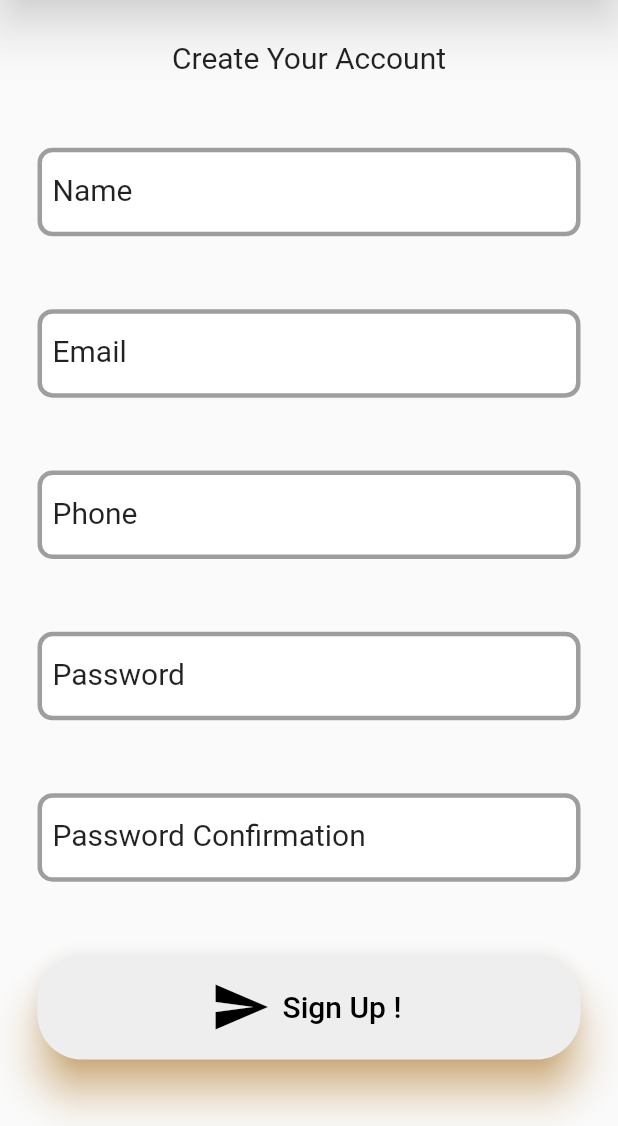
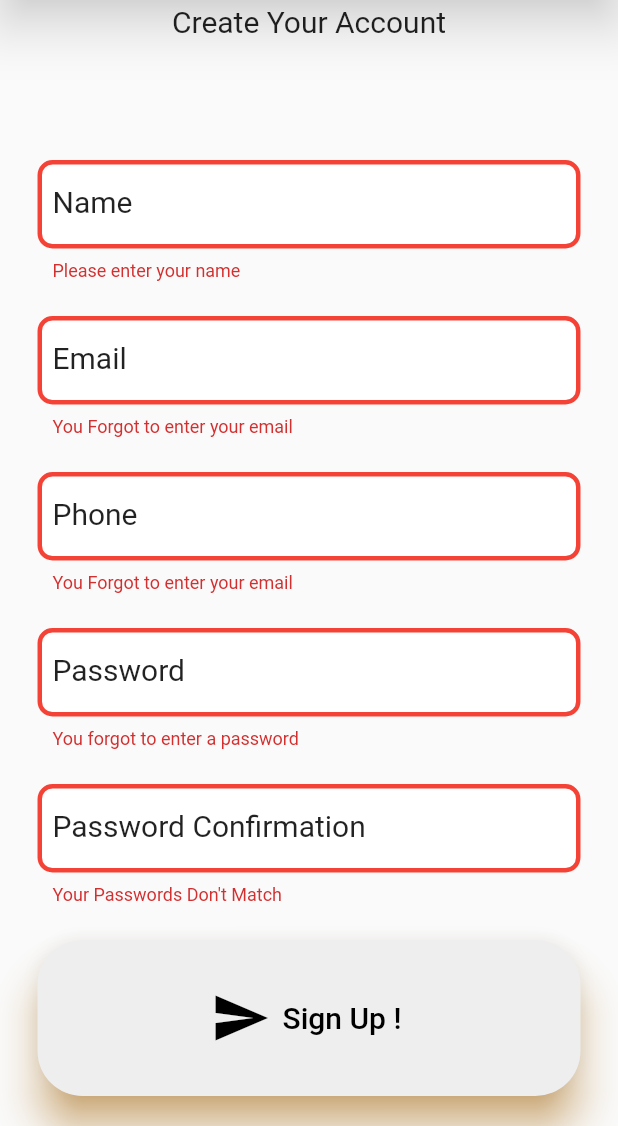
Before and after one commit to gardnerapp/resteraunt_ios_template, a Flutter app: the screen it shows after launch, after a tap on "Sign Up !", on a phone screen of 412 x 824 dp, the part 110-1236 px from its top. Run offline on Flutter 3.47's test engine with Material 2 defaults, Android fonts, the phone set to English and light mode, and no system bars; our stand-ins replace carousel_pro, flutter_bloc; network calls fail.

Commit message:
Sign up req

```diff
--- /dev/null
+++ b/lib/api/AuthAPI.dart
@@ -0,0 +1,53 @@
+import 'dart:convert';
+
+import 'package:resteraunt_starter/api/BaseAPI.dart';
+import 'package:http/http.dart' as http;
+
+class AuthAPI extends BaseAPI{
+
+  Future<http.Response> signUpUser(String name, String email, String phone,
+      String password, String passwordConfirmation) async {
+    var body = jsonEncode({
+      'user': {
+        'name': name,
+        'email': email,
+        'phone': phone,
+        'password': password,
+        'password_confirmation': passwordConfirmation
+      }
+    });
+
+    http.Response response =
+        await http.post(super.usersPath, headers: headers, body: body);
+
+    print(jsonDecode(response.body));
+    print("\n STATUS CODE: ${response.statusCode}");
+    return response;
+  }
+
+  Future<http.Response> createSession(String email, String password) async {
+    var body = jsonEncode({
+      'user': {'email': email, 'password': password
+      }
+    });
+
+    http.Response response =
+        await http.post(super.sessionsPath, headers: headers, body: body);
+
+    print(jsonDecode(response.body));
+    print("\n STATUS CODE: ${response.statusCode}");
+    return response;
+  }
+
+//TODO Reset Password, LOGOT
+
+  Future<http.Response> destroySession(int id, String token) async {
+    var body = jsonEncode({
+      'id': id, 'token': token
+    });
+    //HOW TOD SEND DATA WITH DELETE
+   // http.Response response = await http.
+
+  }
+
+}
--- a/lib/api/BaseAPI.dart
+++ b/lib/api/BaseAPI.dart
@@ -1,11 +1,9 @@
 class BaseAPI{
   static String base = "http://localhost:3000";
   static var api = base + "/api/v1";
-  var loginPath = api + "/login";
-  var userPath = api + "/user";
   var sectionsPath = api + "/sections";
-  int accepted = 202;
-  int unprocessed = 422;
+  var usersPath = api + "/users";
+  var sessionsPath = api + "/sessions";
 
   Map<String,String> headers = {
     "Content-Type": "application/json; charset=UTF-8"
--- a/lib/layouts/authentication/SignUp.dart
+++ b/lib/layouts/authentication/SignUp.dart
@@ -1,6 +1,10 @@
+import 'dart:convert';
+
 import 'package:flutter/material.dart';
+import 'package:resteraunt_starter/api/AuthAPI.dart';
 import 'package:resteraunt_starter/components/RaisedIconButton.dart';
 import 'package:resteraunt_starter/components/text_form_styles.dart';
+import 'package:resteraunt_starter/layouts/authentication/AuthError.dart';
 
 class SignUp extends StatefulWidget {
   @override
@@ -9,6 +13,7 @@ class SignUp extends StatefulWidget {
 
 
 class _SignUpState extends State<SignUp> {
+  AuthAPI _authAPI = AuthAPI();
   final _key = GlobalKey<FormState>();
   String name;
   String email;
@@ -31,111 +36,127 @@ class _SignUpState extends State<SignUp> {
             mainAxisAlignment: MainAxisAlignment.spaceAround,
             crossAxisAlignment: CrossAxisAlignment.center,
             children: <Widget>[
-              Text("Create Your Account", style: formTitleStyle(),),
-              Container(
+              Expanded(
+                  child: Text(
+                "Create Your Account",
+                style: formTitleStyle(),
+              )),
+              Expanded(
+                  child: Container(
                       width: 400,
                       child: TextFormField(
                         decoration: textInputDecoration("Name", context),
-                    onChanged: (val){
+                        onChanged: (val) {
                           setState(() {
                             name = val;
                           });
                         },
-                    validator: (val) => val.isEmpty ? "Please enter your name" : null,
-                  )
-              ),
-              Container(
+                        validator: (val) =>
+                            val.isEmpty ? "Please enter your name" : null,
+                      ))),
+              Expanded(
+                  child: Container(
                       width: 400,
                       child: TextFormField(
                           decoration: textInputDecoration("Email", context),
-                      onChanged: (val){
+                          onChanged: (val) {
                             setState(() {
                               email = val;
                             });
                           },
-                      validator: (val){
-                        if(val.isEmpty){
+                          validator: (val) {
+                            if (val.isEmpty) {
                               return "You Forgot to enter your email";
-                        }
-                        else if(!emailRegex.hasMatch(val)){
+                            } else if (!emailRegex.hasMatch(val)) {
                               return "Your did not enter a valid email address";
                             }
                             return null;
-                      }
-                  )
-              ),
-              Container(
+                          }))),
+              Expanded(
+                  child: Container(
                       width: 400,
                       child: TextFormField(
                           decoration: textInputDecoration("Phone", context),
-                      onChanged: (val){
+                          onChanged: (val) {
                             setState(() {
                               phone = val;
                             });
                           },
-                      validator: (val){
-                        if(val.isEmpty){
+                          validator: (val) {
+                            if (val.isEmpty) {
                               return "You Forgot to enter your email";
-                        }
-                        else if(!phoneRegex.hasMatch(val)){
+                            } else if (!phoneRegex.hasMatch(val)) {
                               return "Your did not enter a valid phone number, ommit - & ()";
                             }
                             return null;
-                      }
-                  )
-              ),
-              Container(
+                          }))),
+              Expanded(
+                  child: Container(
                       width: 400,
                       child: TextFormField(
                           obscureText: true,
                           decoration: textInputDecoration("Password", context),
-                      onChanged: (val){
+                          onChanged: (val) {
                             setState(() {
                               password = val;
                             });
                           },
-                      validator: (val){
-                        if(val.isEmpty){
+                          validator: (val) {
+                            if (val.isEmpty) {
                               return "You forgot to enter a password";
-                        }
-                        else if (val.length < 6){
+                            } else if (val.length < 6) {
                               return "Password must be 6 characters long";
-                        }
-                        else if (val == "password"){
+                            } else if (val == "password") {
                               return "That's definitely not a good password choice";
                             }
                             return null;
-                      }
-                  )
-              ),
-              Container(
+                          }))),
+              Expanded(
+                  child: Container(
                       width: 400,
                       child: TextFormField(
                         obscureText: true,
-                    decoration: textInputDecoration("Password Confirmation", context),
-                    onChanged: (val){
+                        decoration: textInputDecoration(
+                            "Password Confirmation", context),
+                        onChanged: (val) {
                           setState(() {
                             passwordConfirmation = val;
                           });
                         },
-                    validator: (val) => val != password ? "Your Passwords Don't Match" : null,
-                  )
-              ),
-              Container(
+                        validator: (val) => val != password
+                            ? "Your Passwords Don't Match"
+                            : null,
+                      ))),
+              Expanded(
+                  child: Container(
                       width: 400,
-                  child:  customRaisedIconButton("Sign Up !", Icons.send, context, (){})
-              )
-
+                      child: customRaisedIconButton(
+                          "Sign Up !", Icons.send, context, () async {
+                        if (_key.currentState.validate()) {
+                          try {
+                            var req = await _authAPI.signUpUser(name, email,
+                                phone, password, passwordConfirmation);
+                            if (req.statusCode == 202) {
+                              print("USer Successfully created");
+                              // Push to Main Menu, store user long term and short
+                            } else {
+                              pushError(context);
+                            }
+                          } on Exception catch (e) {
+                            print(e);
+                            pushError(context);
+                          }
+                        }
+                      })))
             ],
           ),
         ));
   }
 
-/* todo same e as sgn in take hson
- void PushError(){
-    Navigator.push(context, MaterialPageRoute(
-        builder: (context) => CreateUserErrorPage()
-    ));
-  }*/
+void pushError(context){
+  Navigator.push(context, MaterialPageRoute(builder: (
+      context) =>
+      AuthError()));
+}
 
 }
```
Also changed, not shown: lib/layouts/authentication/AuthError.dart (added, +23 -0 lines). Lines whose indentation alone changed are shown as unchanged.
